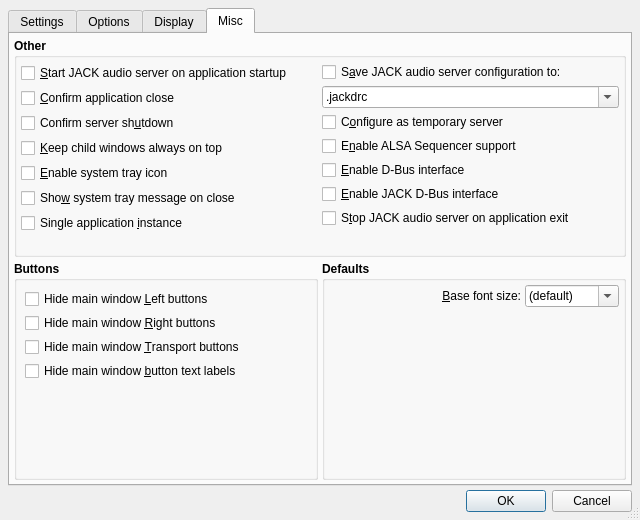
First picture: the form in src/qjackctlSetupForm.ui, repository rncbc/qjackctl, before the edit.
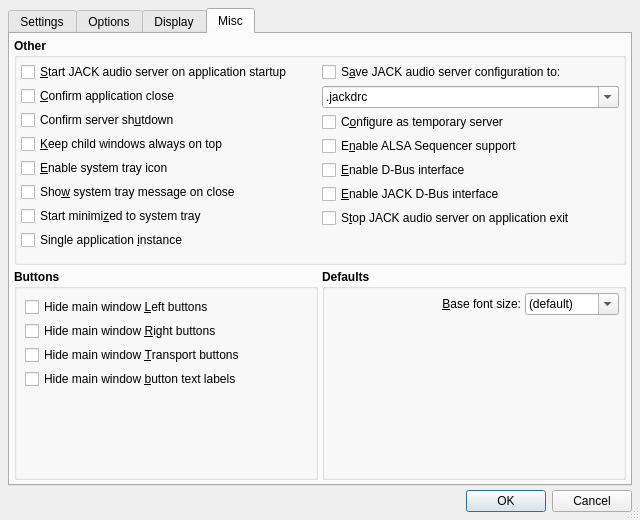
Second picture: the form after the edit. The open tabs and pages were chosen to show the change. Icons and pictures are not drawn. Custom widgets are drawn as their Qt base class.

Commit message: - Old "Start minimized to system tray" option returns to setup.

```diff
--- a/src/qjackctlSetupForm.ui
+++ b/src/qjackctlSetupForm.ui
@@ -3596,6 +3596,22 @@
               </property>
              </widget>
             </item>
+            <item>
+             <widget class="QCheckBox" name="StartMinimizedCheckBox">
+              <property name="font">
+               <font>
+                <weight>50</weight>
+                <bold>false</bold>
+               </font>
+              </property>
+              <property name="toolTip">
+               <string>Whether to start minimized to system tray</string>
+              </property>
+              <property name="text">
+               <string>Start minimi&amp;zed to system tray</string>
+              </property>
+             </widget>
+            </item>
             <item>
              <widget class="QCheckBox" name="SingletonCheckBox">
               <property name="font">
```
Left out of the diff: 1 changed line with no effect on the pictures. The commit also changes 13 other files.
